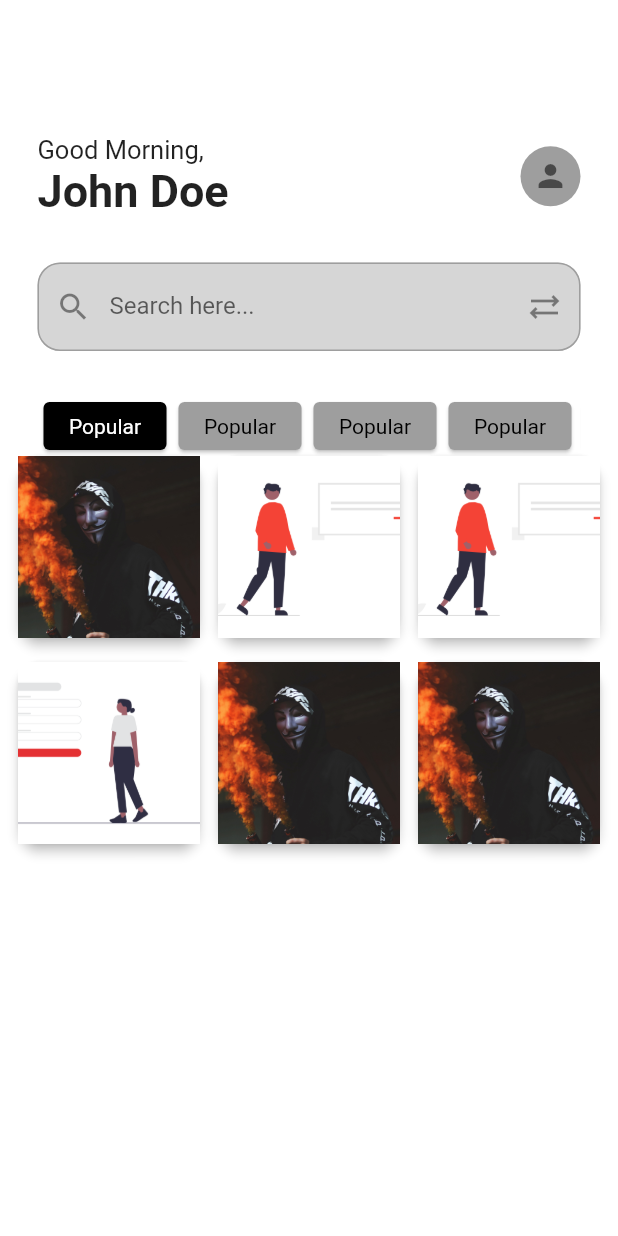
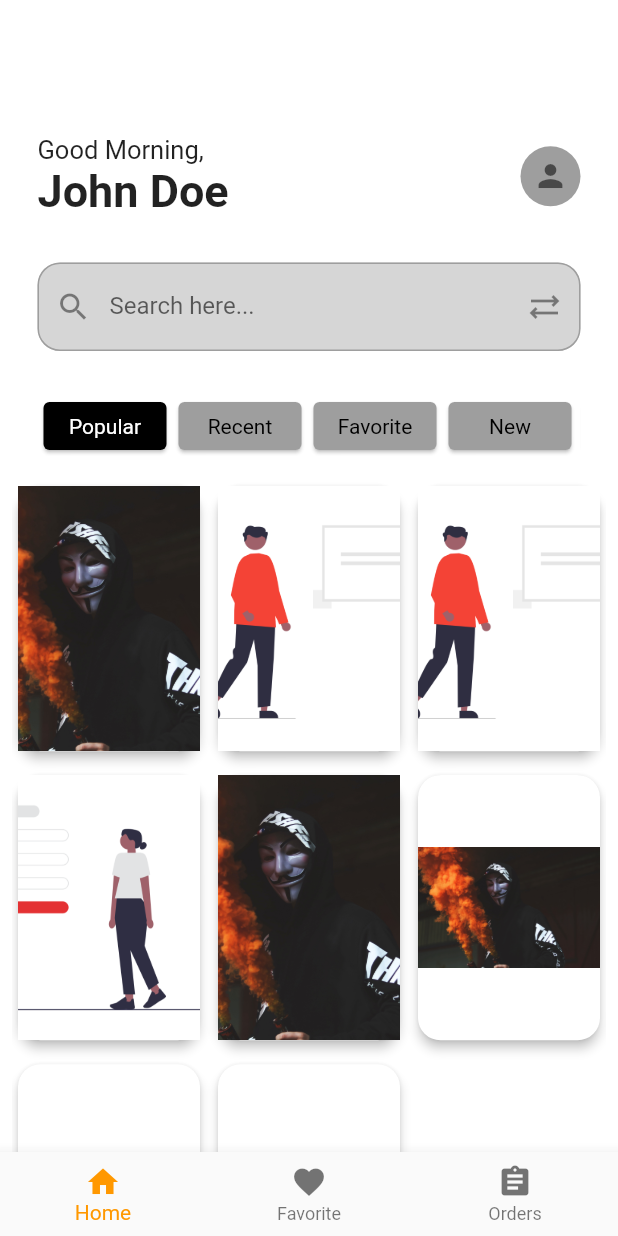
Before and after one commit to Daniel-16/30-days-of-flutter, a Flutter app: the screen it shows after launch, on a phone screen of 412 x 824 dp. Run offline on Flutter 3.47's test engine with Material 2 defaults, Android fonts, the phone set to English and light mode, and no system bars.

Commit message:
feat: bottom navbar

```diff
--- a/lib/pages/home_page.dart
+++ b/lib/pages/home_page.dart
@@ -1,7 +1,19 @@
 import 'package:flutter/material.dart';
 
-class HomePage extends StatelessWidget {
+class HomePage extends StatefulWidget {
   const HomePage({super.key});
+
+  @override
+  State<HomePage> createState() => _HomePageState();
+}
+
+class _HomePageState extends State<HomePage> {
+  int _selectedIndex = 0;
+  void onItemTapped(int index) {
+    setState(() {
+      _selectedIndex = index;
+    });
+  }
 
   @override
   Widget build(BuildContext context) {
@@ -81,7 +93,7 @@ class HomePage extends StatelessWidget {
                         child: Padding(
                           padding: EdgeInsets.all(8.0),
                           child: Text(
-                            "Popular",
+                            "Recent",
                             textAlign: TextAlign.center,
                             style: TextStyle(
                               color: Colors.black,
@@ -97,7 +109,7 @@ class HomePage extends StatelessWidget {
                         child: Padding(
                           padding: EdgeInsets.all(8.0),
                           child: Text(
-                            "Popular",
+                            "Favorite",
                             textAlign: TextAlign.center,
                             style: TextStyle(
                               color: Colors.black,
@@ -113,7 +125,7 @@ class HomePage extends StatelessWidget {
                         child: Padding(
                           padding: EdgeInsets.all(8.0),
                           child: Text(
-                            "Popular",
+                            "New",
                             textAlign: TextAlign.center,
                             style: TextStyle(
                               color: Colors.black,
@@ -129,7 +141,7 @@ class HomePage extends StatelessWidget {
                         child: Padding(
                           padding: EdgeInsets.all(8.0),
                           child: Text(
-                            "Popular",
+                            "Special",
                             textAlign: TextAlign.center,
                             style: TextStyle(
                               color: Colors.black,
@@ -145,12 +157,14 @@ class HomePage extends StatelessWidget {
           ),
         ),
         Padding(
-          padding: const EdgeInsets.only(top: 300, left: 8, right: 8),
+          padding: const EdgeInsets.only(top: 310, left: 8, right: 8),
           child: GridView.count(
             crossAxisCount: 3,
             crossAxisSpacing: 4.0,
             mainAxisSpacing: 8.0,
             scrollDirection: Axis.vertical,
+            childAspectRatio: 0.7,
+            padding: const EdgeInsets.only(top: 10),
             children: [
               Card(
                 elevation: 3,
@@ -198,13 +212,37 @@ class HomePage extends StatelessWidget {
                     borderRadius: BorderRadius.circular(15)),
                 child: Image.asset(
                   "assets/hack.jpg",
-                  fit: BoxFit.cover,
+                  fit: BoxFit.scaleDown,
                 ),
+              ),
+              Card(
+                elevation: 3,
+                shape: RoundedRectangleBorder(
+                    borderRadius: BorderRadius.circular(15)),
+                child: Image.asset("assets/signup.png", fit: BoxFit.scaleDown),
+              ),
+              Card(
+                elevation: 3,
+                shape: RoundedRectangleBorder(
+                    borderRadius: BorderRadius.circular(15)),
+                child: Image.asset("assets/signup.png", fit: BoxFit.scaleDown),
               ),
             ],
           ),
         )
       ]),
+      bottomNavigationBar: BottomNavigationBar(
+        items: const [
+          BottomNavigationBarItem(icon: Icon(Icons.home), label: "Home"),
+          BottomNavigationBarItem(
+              icon: Icon(Icons.favorite), label: "Favorite"),
+          BottomNavigationBarItem(
+              icon: Icon(Icons.assignment), label: "Orders"),
+        ],
+        selectedItemColor: Colors.orange,
+        currentIndex: _selectedIndex,
+        onTap: onItemTapped,
+      ),
     );
   }
 }
```
